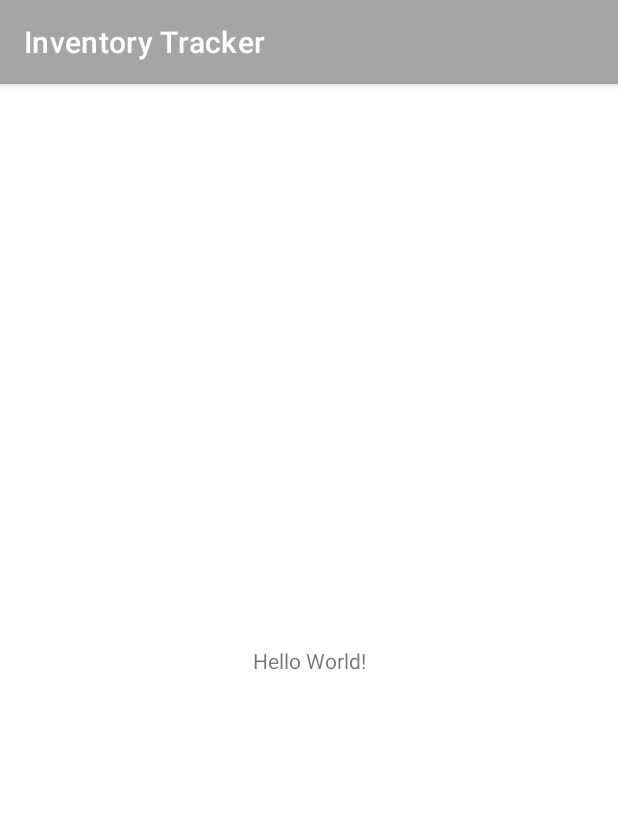
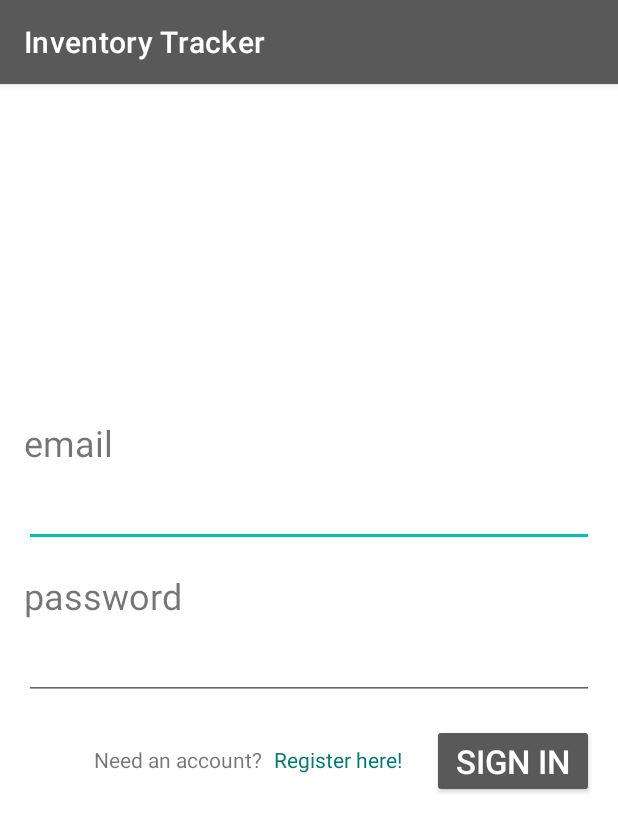
Before and after one commit to eslutz/CS-360-Portfolio, an Android app: the screen it shows after launch (MainActivity before the commit, LoginActivity after it), on a phone screen of 412 x 824 dp. Shown: the top 832 px of the screen. Run offline under Robolectric (Android 15) with nearby library versions, the phone set to English and light mode, and no system bars.

Commit message:
completed login UI

```diff
--- a/app/src/main/AndroidManifest.xml
+++ b/app/src/main/AndroidManifest.xml
@@ -10,8 +10,10 @@
         android:supportsRtl="true"
         android:theme="@style/Theme.InventoryTracker"
         >
+<!--        <activity android:name=".LoginActivity"-->
+<!--            android:exported="false" />-->
         <activity
-            android:name=".MainActivity"
+            android:name=".LoginActivity"
             android:exported="true">
             <intent-filter>
                 <action android:name="android.intent.action.MAIN" />
--- /dev/null
+++ b/app/src/main/java/com/cs360/inventorytracker/LoginActivity.java
@@ -0,0 +1,14 @@
+package com.cs360.inventorytracker;
+
+import androidx.appcompat.app.AppCompatActivity;
+import android.os.Bundle;
+
+
+public class LoginActivity extends AppCompatActivity {
+
+    @Override
+    protected void onCreate(Bundle savedInstanceState) {
+        super.onCreate(savedInstanceState);
+        setContentView(R.layout.activity_login);
+    }
+}
--- a/app/src/main/java/com/zybooks/inventorytracker/MainActivity.java
+++ b/app/src/main/java/com/cs360/inventorytracker/MainActivity.java
@@ -1,7 +1,6 @@
-package com.zybooks.inventorytracker;
+package com.cs360.inventorytracker;
 
 import androidx.appcompat.app.AppCompatActivity;
-
 import android.os.Bundle;
 
 public class MainActivity extends AppCompatActivity {
--- /dev/null
+++ b/app/src/main/res/layout/activity_login.xml
@@ -0,0 +1,85 @@
+<?xml version="1.0" encoding="utf-8"?>
+<RelativeLayout
+    xmlns:android="http://schemas.android.com/apk/res/android"
+    xmlns:tools="http://schemas.android.com/tools"
+    android:id="@+id/activity_login"
+    android:layout_width="match_parent"
+    android:layout_height="match_parent"
+    android:layout_marginVertical="@dimen/activity_vertical_margin"
+    android:layout_marginHorizontal="@dimen/activity_horizontal_margin"
+    tools:context="com.cs360.inventorytracker.LoginActivity" >
+
+    <TextView
+        android:id="@+id/login_email_label"
+        android:layout_width="wrap_content"
+        android:layout_height="wrap_content"
+        android:layout_above="@+id/login_email_input"
+        android:text="@string/login_email"
+        android:labelFor="@id/login_email_input" />
+
+    <EditText
+        android:id="@+id/login_email_input"
+        android:layout_width="match_parent"
+        android:layout_height="wrap_content"
+        android:layout_above="@+id/login_password_label"
+        android:layout_marginBottom="16dp"
+        android:inputType="textEmailAddress"
+        android:autofillHints="emailAddress" />
+
+    <TextView
+        android:id="@+id/login_password_label"
+        android:layout_width="wrap_content"
+        android:layout_height="wrap_content"
+        android:layout_above="@+id/login_password_input"
+        android:text="@string/login_password"
+        android:labelFor="@id/login_password_input" />
+
+    <EditText
+        android:id="@+id/login_password_input"
+        android:layout_width="match_parent"
+        android:layout_height="wrap_content"
+        android:layout_centerVertical="true"
+        android:layout_marginBottom="16dp"
+        android:inputType="textPassword"
+        android:autofillHints="password" />
+
+    <Button
+        android:id="@+id/sign_in_button"
+        android:text="@string/sign_in_button"
+        android:layout_width="wrap_content"
+        android:layout_height="wrap_content"
+        android:layout_below="@id/login_password_input"
+        android:layout_alignParentEnd="true"
+        style="@style/TextAppearance.App.Button" />
+
+    <RelativeLayout
+        android:id="@+id/textLay"
+        android:layout_width="wrap_content"
+        android:layout_height="wrap_content"
+        android:layout_below="@+id/login_password_input"
+        android:layout_toStartOf="@+id/sign_in_button"
+        android:layout_marginEnd="20dp" >
+
+        <TextView
+            android:id="@+id/textView1"
+            android:layout_width="wrap_content"
+            android:layout_height="48dp"
+            android:layout_marginEnd="8dp"
+            android:gravity="center_vertical"
+            android:text="@string/register_account_prompt"
+            android:textSize="@dimen/register_text_size" />
+
+        <TextView
+            android:id="@+id/textView2"
+            android:layout_width="wrap_content"
+            android:layout_height="48dp"
+            android:layout_toEndOf="@+id/textView1"
+            android:gravity="center_vertical"
+            android:text="@string/register_account_link"
+            android:textColor="@color/teal_dark"
+            android:textSize="@dimen/register_text_size"
+            android:clickable="true" />
+
+    </RelativeLayout>
+
+</RelativeLayout>
--- a/app/src/main/res/layout/activity_main.xml
+++ b/app/src/main/res/layout/activity_main.xml
@@ -4,6 +4,8 @@
     xmlns:tools="http://schemas.android.com/tools"
     android:layout_width="match_parent"
     android:layout_height="match_parent"
+    android:layout_marginVertical="@dimen/activity_vertical_margin"
+    android:layout_marginHorizontal="@dimen/activity_horizontal_margin"
     tools:context=".MainActivity">
 
     <TextView
--- a/app/src/main/res/values-night/themes.xml
+++ b/app/src/main/res/values-night/themes.xml
@@ -3,14 +3,15 @@
     <style name="Theme.InventoryTracker" parent="Theme.MaterialComponents.DayNight.DarkActionBar">
         <!-- Primary brand color. -->
         <item name="colorPrimary">@color/grey_primary_light</item>
-        <item name="colorPrimaryVariant">@color/grey_primary_dark</item>
-        <item name="colorOnPrimary">@color/grey_dark</item>
+        <item name="colorPrimaryVariant">@color/grey_primary</item>
+        <item name="colorOnPrimary">@color/grey_primary</item>
         <!-- Secondary brand color. -->
         <item name="colorSecondary">@color/teal_light</item>
         <item name="colorSecondaryVariant">@color/teal_light</item>
-        <item name="colorOnSecondary">@color/grey_dark</item>
+        <item name="colorOnSecondary">@color/grey_primary</item>
         <!-- Status bar color. -->
         <item name="android:statusBarColor">?attr/colorPrimaryVariant</item>
         <!-- Customize your theme here. -->
+        <item name="android:textSize">@dimen/text_size</item>
     </style>
 </resources>
--- a/app/src/main/res/values/colors.xml
+++ b/app/src/main/res/values/colors.xml
@@ -1,11 +1,11 @@
 <?xml version="1.0" encoding="utf-8"?>
 <resources>
     <!--  primary colors  -->
-    <color name="grey_dark">#FF595959</color>
-    <color name="grey_primary_dark">#FF7F7F7F</color>
-    <color name="grey_primary">#FFA5A5A5</color>
+    <color name="grey_primary_dark">#FF595959</color>
+    <color name="grey_primary">#FF7F7F7F</color>
+    <color name="grey">#FFA5A5A5</color>
     <color name="grey_primary_light">#FFCCCCCC</color>
-    <color name="grey_light">#FFF2F2F2</color>
+    <color name="white">#FFFFFFFF</color>
 
     <!--  secondary colors  -->
     <color name="teal_light">#FF00BfB3</color>
--- /dev/null
+++ b/app/src/main/res/values/dimens.xml
@@ -0,0 +1,9 @@
+<?xml version="1.0" encoding="utf-8"?>
+<resources>
+    <dimen name="text_size">24sp</dimen>
+    <dimen name="register_text_size">14sp</dimen>
+    <dimen name="button_text_size">22sp</dimen>
+    <!-- Default screen margins, per the Android Design guidelines. -->
+    <dimen name="activity_horizontal_margin">16dp</dimen>
+    <dimen name="activity_vertical_margin">16dp</dimen>
+</resources>
--- a/app/src/main/res/values/strings.xml
+++ b/app/src/main/res/values/strings.xml
@@ -1,3 +1,17 @@
 <resources>
     <string name="app_name">Inventory Tracker</string>
+    <string name="login_email">email</string>
+    <string name="login_password">password</string>
+    <string name="sign_in_button">sign in</string>
+    <string name="register_account_prompt">Need an account?</string>
+    <string name="register_account_link">Register here!</string>
+    <string name="title_activity_login2">LoginActivity2</string>
+    <string name="prompt_email">Email</string>
+    <string name="prompt_password">Password</string>
+    <string name="action_sign_in">Sign in or register</string>
+    <string name="action_sign_in_short">Sign in</string>
+    <string name="welcome">"Welcome !"</string>
+    <string name="invalid_username">Not a valid username</string>
+    <string name="invalid_password">Password must be >5 characters</string>
+    <string name="login_failed">"Login failed"</string>
 </resources>
--- a/app/src/main/res/values/themes.xml
+++ b/app/src/main/res/values/themes.xml
@@ -2,15 +2,20 @@
     <!-- Base application theme. -->
     <style name="Theme.InventoryTracker" parent="Theme.MaterialComponents.DayNight.DarkActionBar">
         <!-- Primary brand color. -->
-        <item name="colorPrimary">@color/grey_primary</item>
-        <item name="colorPrimaryVariant">@color/grey_primary_dark</item>
-        <item name="colorOnPrimary">@color/grey_light</item>
+        <item name="colorPrimary">@color/grey_primary_dark</item>
+        <item name="colorPrimaryVariant">@color/grey_primary</item>
+        <item name="colorOnPrimary">@color/white</item>
         <!-- Secondary brand color. -->
         <item name="colorSecondary">@color/teal_light</item>
         <item name="colorSecondaryVariant">@color/teal_dark</item>
-        <item name="colorOnSecondary">@color/grey_dark</item>
+        <item name="colorOnSecondary">@color/grey_primary</item>
         <!-- Status bar color. -->
         <item name="android:statusBarColor">?attr/colorPrimaryVariant</item>
         <!-- Customize your theme here. -->
+        <item name="android:textSize">@dimen/text_size</item>
+    </style>
+
+    <style name="TextAppearance.App.Button" parent="Widget.AppCompat.Button">
+        <item name="android:textSize">@dimen/button_text_size</item>
     </style>
 </resources>
```
Also changed, not shown: app/build.gradle (+5 -2 lines), 4 other files.
